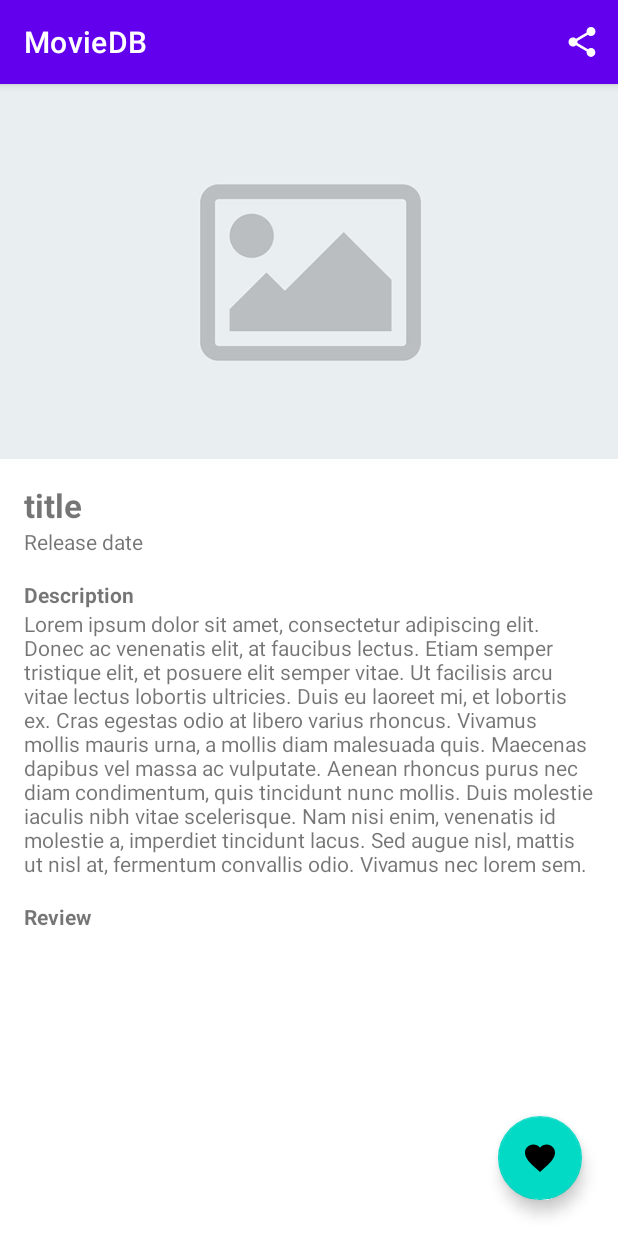
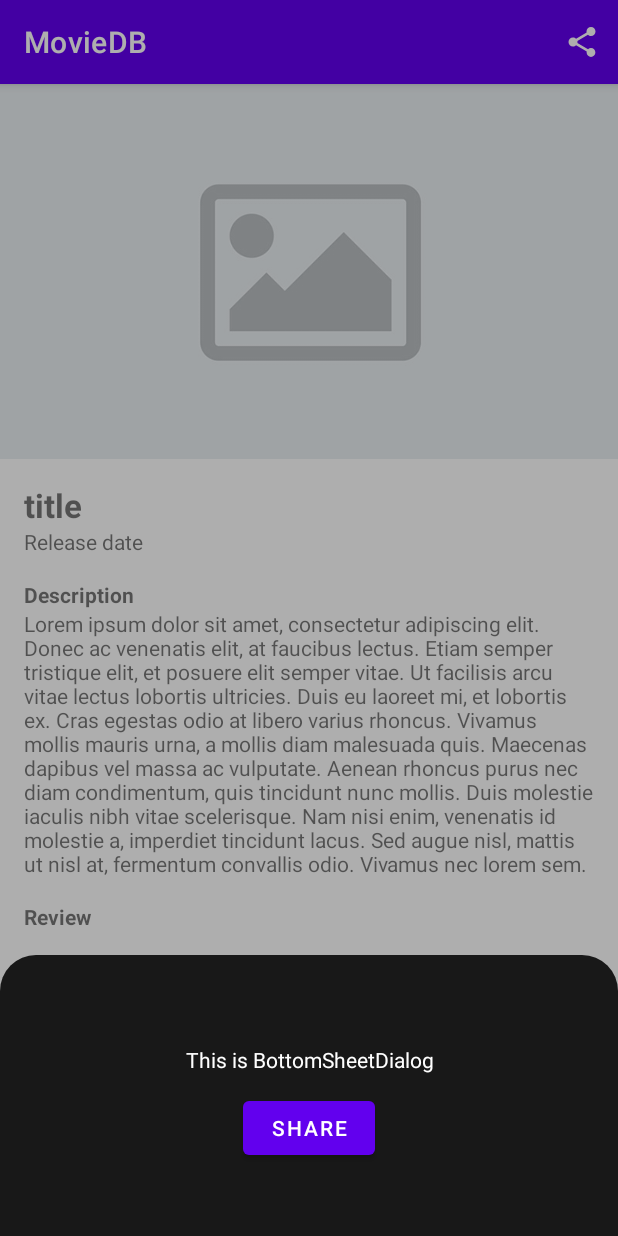
Before and after one commit to fortoszone/MovieDB, an Android app: the DetailActivity screen opened directly, with no data from a screen before it, after a tap on "share", on a phone screen of 412 x 824 dp. Run offline under Robolectric (Android 15) with nearby library versions, the phone set to English and light mode, and no system bars; pictures from the network do not load; 3 statements that could not run were skipped.

Commit message:
add BottomSheetDialogue

```diff
--- a/app/src/main/java/com/fortoszone/moviedb/ui/detail/DetailActivity.kt
+++ b/app/src/main/java/com/fortoszone/moviedb/ui/detail/DetailActivity.kt
@@ -2,6 +2,7 @@ package com.fortoszone.moviedb.ui.detail
 
 import FavoriteHelper
 import android.content.ContentValues
+import android.content.Intent
 import android.database.Cursor
 import android.os.Build
 import android.os.Bundle
@@ -15,11 +16,14 @@ import com.fort0.githubuserapp.db.FavoriteContract
 import com.fortoszone.moviedb.R
 import com.fortoszone.moviedb.databinding.ActivityDetailBinding
 import com.fortoszone.moviedb.model.Movie
+import com.fortoszone.moviedb.ui.favorite.FavoriteActivity
+import com.google.android.material.bottomsheet.BottomSheetDialog
 import kotlinx.coroutines.*
 
 class DetailActivity : AppCompatActivity() {
     private lateinit var binding: ActivityDetailBinding
     private var isFavorite: Boolean = false
+    private lateinit var dialog: BottomSheetDialog
     override fun onCreate(savedInstanceState: Bundle?) {
         super.onCreate(savedInstanceState)
         binding = ActivityDetailBinding.inflate(layoutInflater)
@@ -61,6 +65,12 @@ class DetailActivity : AppCompatActivity() {
             }
         }
     }
+    private fun showBottomSheet() {
+        val dialogView = layoutInflater.inflate(R.layout.bottom_sheet, null)
+        dialog = BottomSheetDialog(this, R.style.BottomSheetDialogTheme)
+        dialog.setContentView(dialogView)
+        dialog.show()
+    }
 
     companion object {
         const val EXTRA_DETAILS = "extra_details"
@@ -74,9 +84,7 @@ class DetailActivity : AppCompatActivity() {
     override fun onOptionsItemSelected(item: MenuItem): Boolean {
         return when (item.itemId) {
             R.id.share -> {
-//                Intent(this@DetailActivity, FavoriteActivity::class.java).apply {
-//                    startActivity(this)
-//                }
+                showBottomSheet()
                 true
             }
 
--- /dev/null
+++ b/app/src/main/res/drawable/bottom_sheet_bg.xml
@@ -0,0 +1,8 @@
+<?xml version="1.0" encoding="utf-8"?>
+<shape xmlns:android="http://schemas.android.com/apk/res/android" android:shape="rectangle">
+    <solid android:color="#181818" />
+    <corners
+        android:topLeftRadius="24dp"
+        android:topRightRadius="24dp" />
+
+</shape>
--- /dev/null
+++ b/app/src/main/res/layout/bottom_sheet.xml
@@ -0,0 +1,31 @@
+<?xml version="1.0" encoding="utf-8"?>
+<androidx.constraintlayout.widget.ConstraintLayout xmlns:android="http://schemas.android.com/apk/res/android"
+    xmlns:app="http://schemas.android.com/apk/res-auto"
+    android:layout_width="match_parent"
+    android:layout_height="match_parent"
+    android:background="@drawable/bottom_sheet_bg"
+    android:padding="48dp">
+
+    <TextView
+        android:id="@+id/this_is_bottomsheetdialog"
+        android:layout_width="wrap_content"
+        android:layout_height="wrap_content"
+        android:gravity="center"
+        android:padding="12dp"
+        android:text="@string/this_is_bottomsheetdialog"
+        android:textColor="@color/white"
+        app:layout_constraintEnd_toEndOf="parent"
+        app:layout_constraintStart_toStartOf="parent"
+        app:layout_constraintTop_toTopOf="parent" />
+
+    <Button
+        android:id="@+id/btn_share"
+        android:layout_width="wrap_content"
+        android:layout_height="wrap_content"
+        android:text="@string/share"
+        android:textColor="@color/white"
+        app:layout_constraintLeft_toLeftOf="parent"
+        app:layout_constraintRight_toRightOf="parent"
+        app:layout_constraintTop_toBottomOf="@id/this_is_bottomsheetdialog" />
+
+</androidx.constraintlayout.widget.ConstraintLayout>
--- a/app/src/main/res/values/strings.xml
+++ b/app/src/main/res/values/strings.xml
@@ -15,4 +15,6 @@
     <string name="_10_0">10.0</string>
     <string name="favorite_title">Favorite</string>
     <string name="share_title">share</string>
+    <string name="this_is_bottomsheetdialog">This is BottomSheetDialog</string>
+    <string name="share">Share</string>
 </resources>
--- a/app/src/main/res/values/themes.xml
+++ b/app/src/main/res/values/themes.xml
@@ -13,4 +13,14 @@
         <item name="android:statusBarColor">?attr/colorPrimaryVariant</item>
         <!-- Customize your theme here. -->
     </style>
+
+    <style name="BottomSheetStyle" parent="Widget.Design.BottomSheet.Modal">
+        <item name="android:background">@android:color/transparent</item>
+    </style>
+
+    <style name= "BottomSheetDialogTheme" parent="Theme.Material3.Light.BottomSheetDialog">
+        <item name="bottomSheetStyle">
+            @style/BottomSheetStyle
+        </item>
+    </style>
 </resources>
```
